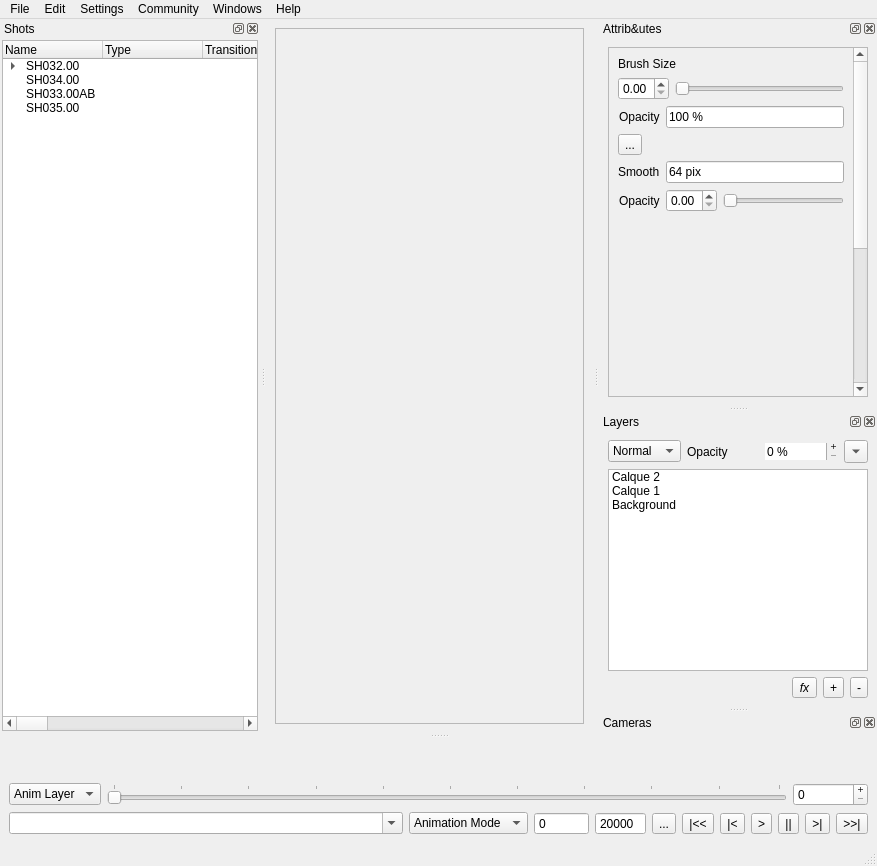
Qt form BoarderMainWindow.ui (GameFusion/B-Line) before a commit.
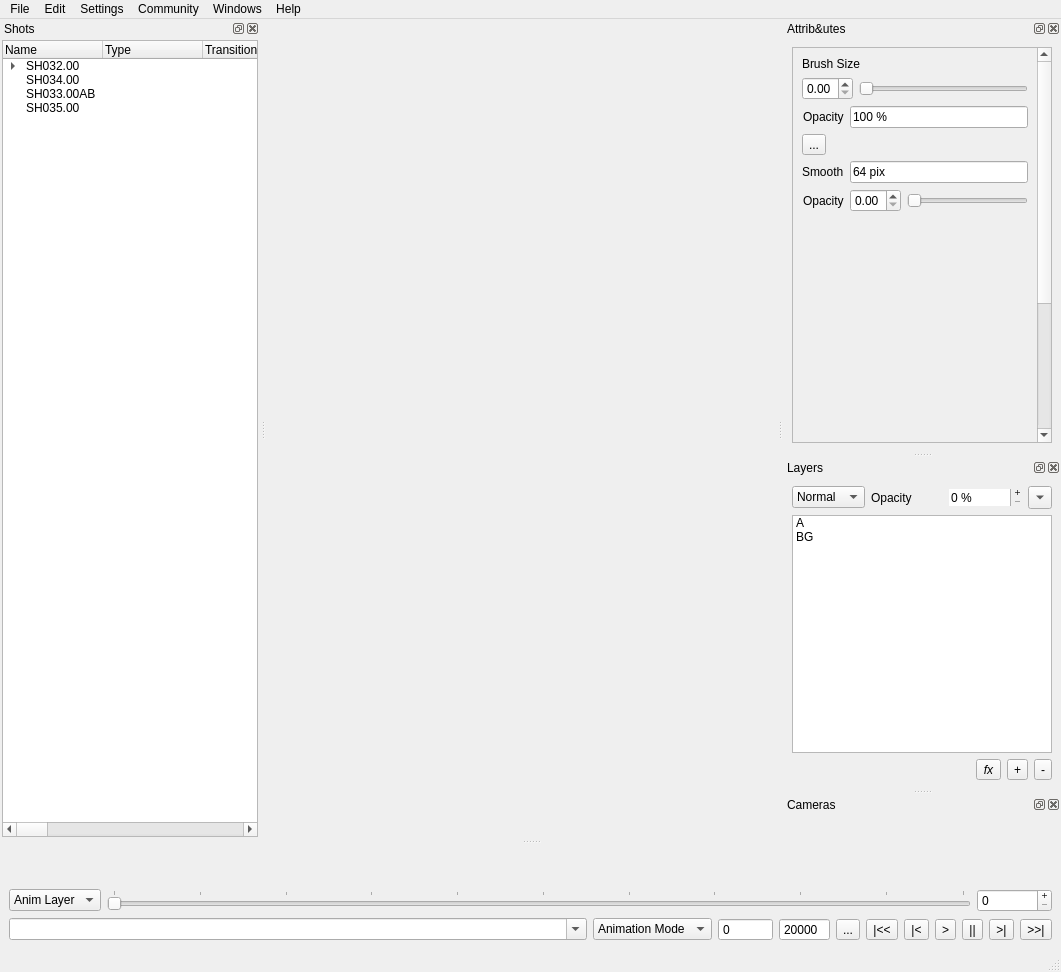
The same form after that commit. Icons and pictures are not drawn.

Commit message: Refactor UI dimensions and add panel management functions

What changed in the file:
```diff
--- a/BoarderMainWindow.ui
+++ b/BoarderMainWindow.ui
@@ -6,8 +6,8 @@
    <rect>
     <x>0</x>
     <y>0</y>
-    <width>877</width>
-    <height>866</height>
+    <width>1061</width>
+    <height>972</height>
    </rect>
   </property>
   <property name="windowTitle">
@@ -20,14 +20,6 @@
       <property name="orientation">
        <enum>Qt::Orientation::Horizontal</enum>
       </property>
-      <widget class="QFrame" name="frame">
-       <property name="frameShape">
-        <enum>QFrame::Shape::StyledPanel</enum>
-       </property>
-       <property name="frameShadow">
-        <enum>QFrame::Shadow::Raised</enum>
-       </property>
-      </widget>
      </widget>
     </item>
    </layout>
@@ -37,8 +29,8 @@
     <rect>
      <x>0</x>
      <y>0</y>
-     <width>877</width>
-     <height>37</height>
+     <width>1061</width>
+     <height>24</height>
     </rect>
    </property>
    <widget class="QMenu" name="menuFile">
@@ -99,6 +91,12 @@
   </widget>
   <widget class="QStatusBar" name="statusbar"/>
   <widget class="QDockWidget" name="dockAttributes">
+   <property name="minimumSize">
+    <size>
+     <width>0</width>
+     <height>146</height>
+    </size>
+   </property>
    <property name="windowTitle">
     <string>Attrib&amp;utes</string>
    </property>
@@ -933,6 +931,12 @@
    </widget>
   </widget>
   <widget class="QDockWidget" name="dockCameraAndLayers">
+   <property name="minimumSize">
+    <size>
+     <width>0</width>
+     <height>197</height>
+    </size>
+   </property>
    <property name="floating">
     <bool>false</bool>
    </property>
@@ -1000,17 +1004,12 @@
       <widget class="QListWidget" name="listWidget">
        <item>
         <property name="text">
-         <string>Calque 2</string>
+         <string>A</string>
         </property>
        </item>
        <item>
         <property name="text">
-         <string>Calque 1</string>
-        </property>
-       </item>
-       <item>
-        <property name="text">
-         <string>Background</string>
+         <string>BG</string>
         </property>
        </item>
       </widget>
@@ -1076,6 +1075,12 @@
    </widget>
   </widget>
   <widget class="QDockWidget" name="dockWidget">
+   <property name="minimumSize">
+    <size>
+     <width>0</width>
+     <height>38</height>
+    </size>
+   </property>
    <property name="windowTitle">
     <string>Cameras</string>
    </property>
```
The commit also changes 3 other files.
